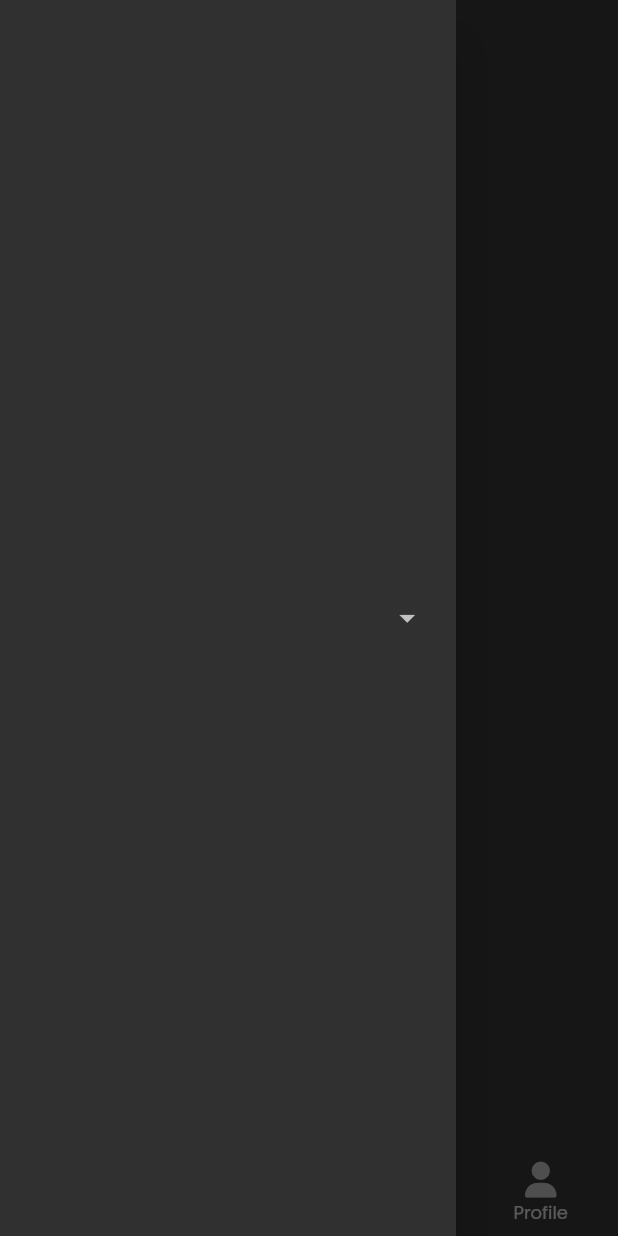
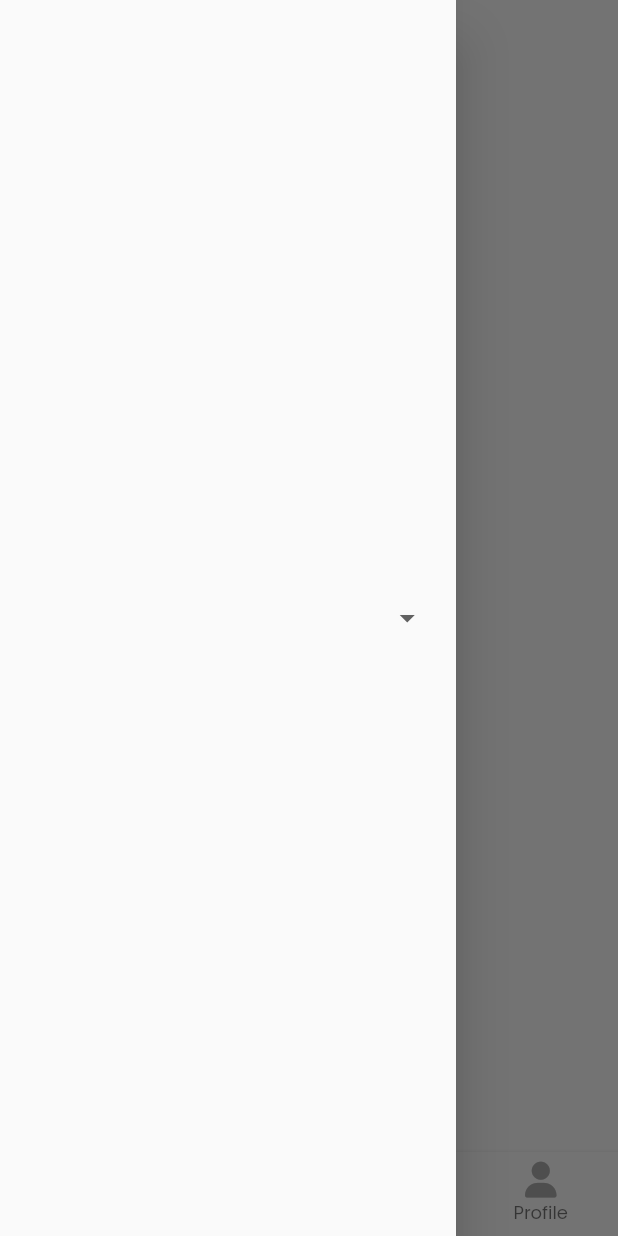
Before and after one commit to kamal606/store_app, a Flutter app: the screen it shows after launch, item 2 of the bottom bar chosen, with the side drawer open, on a phone screen of 412 x 824 dp. Run offline on Flutter 3.47's test engine with Material 2 defaults, Android fonts, the phone set to English and light mode, and no system bars; our stand-ins replace bloc, cached_network_image, carousel_slider, connectivity_plus, dartz, dio and 10 more; accounts and stored records are empty; network calls fail.

Commit message:
done save theme local

```diff
--- a/lib/core/classes/hive_const.dart
+++ b/lib/core/classes/hive_const.dart
@@ -1,4 +1,5 @@
 abstract class AppHive {
   static const String categoryBox = "Category_Box";
   static const String productsBox = "Products_Box";
+  static const String theme = "Theme_Box";
 }
--- a/lib/core/function/init_flutter.dart
+++ b/lib/core/function/init_flutter.dart
@@ -2,6 +2,7 @@ import 'package:flutter/material.dart';
 import 'package:flutter_bloc/flutter_bloc.dart';
 import 'package:hive_flutter/adapters.dart';
 import 'package:store_app/core/utils/bloc_obeserver.dart';
+import 'package:store_app/core/utils/theme.dart';
 
 import '../utils/dependency_injection.dart';
 import '../../feautres/product/domain/entities/category_entity.dart';
@@ -14,4 +15,5 @@ Future<void> initFlutter() async {
   Bloc.observer = MyBlocObserver();
   Hive.registerAdapter<CategoryEntity>(CategoryEntityAdapter());
   Hive.registerAdapter<ProductEntity>(ProductEntityAdapter());
+  Hive.registerAdapter<AppTheme>(AppThemeAdapter());
 }
--- a/lib/core/utils/dependency_injection.dart
+++ b/lib/core/utils/dependency_injection.dart
@@ -7,6 +7,7 @@ import 'package:store_app/feautres/product/domain/repository/repo_product.dart';
 import 'package:store_app/feautres/product/presentation/bloc/status_internet/status_internet_bloc.dart';
 import 'package:store_app/feautres/product/presentation/bloc/theme_app/theme_app_bloc.dart';
 
+import '../../feautres/product/data/data_source/local_data_source.dart/theme_local_data_source.dart';
 import '../../feautres/product/presentation/bloc/get_all_products/get_product_of_category_bloc.dart';
 import 'api_services.dart';
 import '../../feautres/product/data/data_source/remote_data_source/category_remote_data_source.dart';
@@ -21,12 +22,14 @@ final sl = GetIt.instance;
 
 Future<void> initGetIt() async {
   //! Bloc
-  sl.registerFactory(() => ThemeAppBloc());
+  sl.registerFactory(() => ThemeAppBloc(themeLocalDataSourceImpl: sl.call()));
   sl.registerFactory(() => GetCategoryBloc(getCategoryUseCases: sl.call()));
   sl.registerFactory(
       () => AllProductsBloc(getProductOfCategoryUseCase: sl.call()));
   sl.registerFactory(() => StatusInternetBloc());
   //! Data Sources
+
+  sl.registerLazySingleton(() => ThemeLocalDataSourceImpl());
   sl.registerLazySingleton(() => AllProductsLocalDataSourceImpl());
   sl.registerLazySingleton(() => CategoryLocalDataSourceImpl());
   sl.registerLazySingleton<CategoryRemoteDataSourceImpl>(
--- a/lib/core/utils/theme.dart
+++ b/lib/core/utils/theme.dart
@@ -1,8 +1,13 @@
 import 'package:flutter/material.dart';
+import 'package:hive/hive.dart';
 import 'package:store_app/core/color/app_color.dart';
+part 'theme.g.dart';
 
+@HiveType(typeId: 2)
 enum AppTheme {
+  @HiveField(0)
   dark("Dark Mode"),
+  @HiveField(2)
   light("Light Mode");
 
   const AppTheme(this.name);
--- a/lib/feautres/product/presentation/bloc/theme_app/theme_app_bloc.dart
+++ b/lib/feautres/product/presentation/bloc/theme_app/theme_app_bloc.dart
@@ -1,19 +1,26 @@
 import 'package:bloc/bloc.dart';
 import 'package:equatable/equatable.dart';
 import 'package:flutter/material.dart';
+import 'package:hive/hive.dart';
 import 'package:store_app/core/utils/theme.dart';
+import 'package:store_app/feautres/product/data/data_source/local_data_source.dart/theme_local_data_source.dart';
 
 part 'theme_app_event.dart';
 part 'theme_app_state.dart';
 
 class ThemeAppBloc extends Bloc<ThemeAppEvent, ThemeAppState> {
-  ThemeAppBloc() : super(ThemeAppInitial()) {
-    on<ThemeAppEvent>((event, emit) {
+  final ThemeLocalDataSourceImpl themeLocalDataSourceImpl;
+  ThemeAppBloc({required this.themeLocalDataSourceImpl})
+      : super(ThemeAppInitial()) {
+    on<ThemeAppEvent>((event, emit) async {
       if (event is CurrentThemeEvent) {
-        final themeDefault = AppTheme.values.first;
-        emit(ChangedThemeState(changedTheme: theme[themeDefault]!));
+        Box box = await themeLocalDataSourceImpl.openBox();
+        final themeBox = await themeLocalDataSourceImpl.getTheme(box);
+        emit(ChangedThemeState(changedTheme: theme[themeBox]!));
       }
       if (event is ChangeThemeEvent) {
+        Box box = await themeLocalDataSourceImpl.openBox();
+        themeLocalDataSourceImpl.addTheme(box, event.changeTheme);
         emit(ChangedThemeState(changedTheme: theme[event.changeTheme]!));
       }
     });
```
Also changed, not shown: lib/feautres/product/data/data_source/local_data_source.dart/theme_local_data_source.dart (added, +32 -0 lines), lib/core/utils/theme.g.dart (added).
